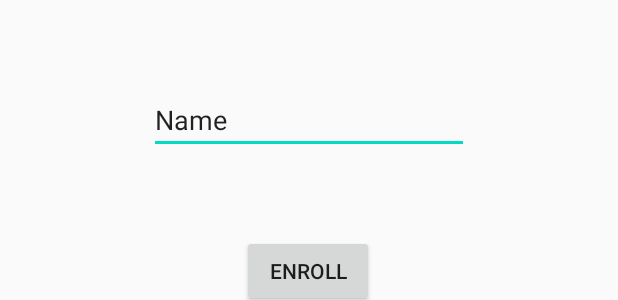
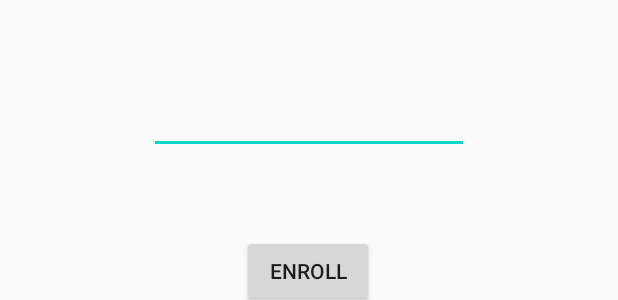
Before and after one commit to omri30000/Volleyball-App, an Android app: the layout activity_third.xml on its own in the app's theme, with its tools: preview values and no code run, on a phone screen of 412 x 824 dp. Shown: the part 555-855 px from the top of the screen. Run offline under Robolectric (Android 15) with nearby library versions, the phone set to English and light mode, and no system bars.

Commit message:
added hint to activity 3

```diff
--- a/VolleyBallClientAndroid/app/src/main/AndroidManifest.xml
+++ b/VolleyBallClientAndroid/app/src/main/AndroidManifest.xml
@@ -18,7 +18,8 @@
         </activity>
         <activity android:name=".ThirdActivity">
         </activity>
-        <activity android:name=".FourthActivity"></activity>
+        <activity android:name=".FourthActivity">
+        </activity>
         <activity android:name=".FifthActivity">
         </activity>
     </application>
--- a/VolleyBallClientAndroid/app/src/main/java/com/example/volleyballclient/ThirdActivity.java
+++ b/VolleyBallClientAndroid/app/src/main/java/com/example/volleyballclient/ThirdActivity.java
@@ -21,6 +21,7 @@ public class ThirdActivity extends AppCompatActivity implements View.OnClickList
         etName = (EditText)findViewById(R.id.etName);
         btnSend = (Button)findViewById(R.id.btnSend);
 
+        etName.setHint("Name");
         btnSend.setOnClickListener(this);
     }
 
--- a/VolleyBallClientAndroid/app/src/main/res/layout/activity_third.xml
+++ b/VolleyBallClientAndroid/app/src/main/res/layout/activity_third.xml
@@ -28,7 +28,7 @@
         android:layout_height="wrap_content"
         android:ems="10"
         android:inputType="textPersonName"
-        android:text="@string/name"
+        android:text=""
         app:layout_constraintBottom_toBottomOf="parent"
         app:layout_constraintEnd_toEndOf="parent"
         app:layout_constraintStart_toStartOf="parent"
```
